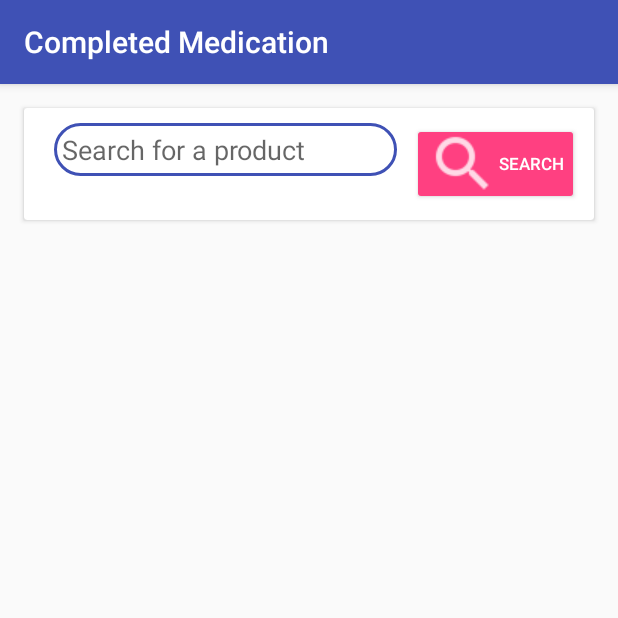
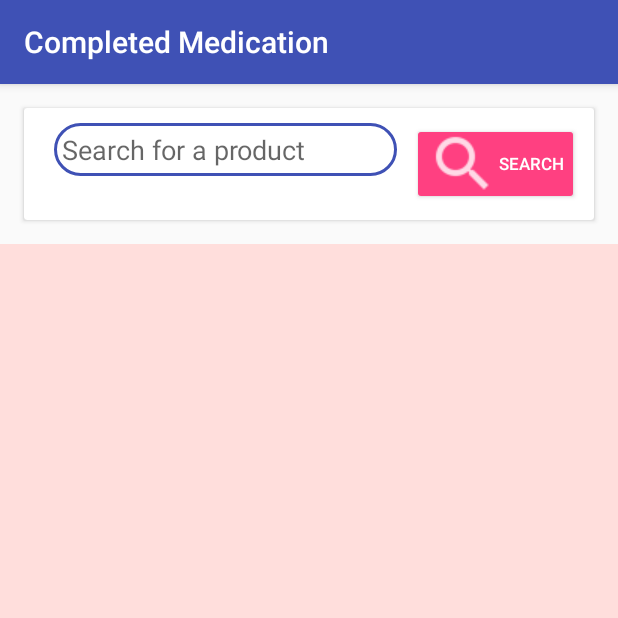
Before and after one commit to DavidzMwangi/medManager, an Android app: the fragment CompletedMedicationFragment shown on its own in the app's theme, on a phone screen of 412 x 824 dp, the top half of it. Run offline under Robolectric (Android 15) with nearby library versions, the phone set to English and light mode, and no system bars; libraries missing offline, so code that uses them is left out: com.raizlabs.android; 1 statement that could not run was skipped.

Commit message:
Final commit

```diff
--- a/MedManager/app/src/main/res/layout/completed_medication_fragment.xml
+++ b/MedManager/app/src/main/res/layout/completed_medication_fragment.xml
@@ -14,6 +14,7 @@
             android:layout_width="match_parent"
             android:padding="@dimen/ten"
             android:layout_height="wrap_content"
+
             >
 
 
@@ -48,5 +49,6 @@
     android:layout_width="match_parent"
     android:layout_height="match_parent"
     android:id="@+id/completed_recycler_view"
+        android:background="#ffdedc"
     />
 </LinearLayout>
--- a/MedManager/app/src/main/res/layout/single_completed_medicine_card_view.xml
+++ b/MedManager/app/src/main/res/layout/single_completed_medicine_card_view.xml
@@ -7,7 +7,10 @@
     android:layout_marginBottom="@dimen/activity_vertical_margin">
     <android.support.v7.widget.CardView
         android:layout_width="match_parent"
-        android:layout_height="match_parent">
+        android:layout_height="match_parent"
+        android:layout_marginRight="4dp"
+
+        android:layout_marginLeft="4dp">
         <RelativeLayout
             android:layout_width="match_parent"
             android:layout_height="match_parent">
```
Also changed, not shown: MedManager/app/src/main/java/com/company/mwangidavidwanjohi/medmanager/HomeActivity.java (+3 -12 lines), MedManager/app/src/main/java/com/company/mwangidavidwanjohi/medmanager/fragments/ActiveMedicationFragment.java (+6 -2 lines).
